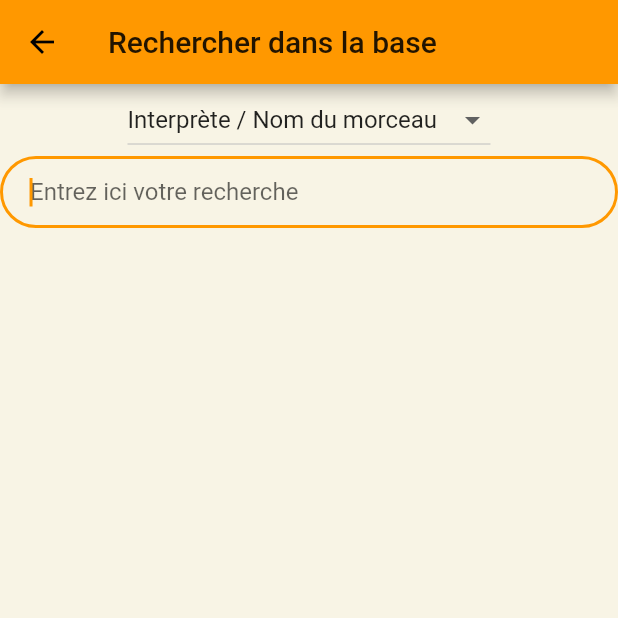
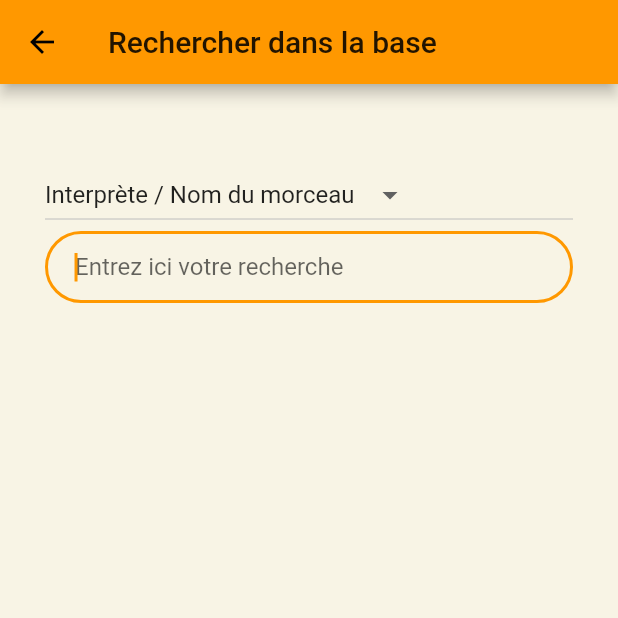
Before and after one commit to odrevet/bide_et_musique_flutter, a Flutter app: the screen it shows after launch, in the side drawer, after a tap on "Recherche", on a phone screen of 412 x 824 dp, the top half of it. Run offline on Flutter 3.47's test engine with Material 2 defaults, Android fonts, the phone set to English and light mode, and no system bars; missing offline and left inert: flutter_radio; accounts and stored records are empty; network calls fail.

Commit message:
margin top

```diff
--- a/lib/searchWidget.dart
+++ b/lib/searchWidget.dart
@@ -122,7 +122,10 @@ class _SearchWidgetState extends State<SearchWidget> {
               return Text("${snapshot.error}");
             }
 
-            return Column(children: [
+            return Container(
+                padding: new EdgeInsets.all(30.0),
+                margin: new EdgeInsets.only(top: 20.0),
+                child: ListView(children: [
                   DropdownButton(
                     value: this._currentItem,
                     items: _dropDownMenuItems,
@@ -140,7 +143,8 @@ class _SearchWidgetState extends State<SearchWidget> {
                         _search = fetchSearch(value, this._currentItem);
                       },
                       controller: _controller)
-            ]);
+                ],)
+                 );
           },
         ),
       ),
```
Lines whose indentation alone changed are shown as unchanged.
